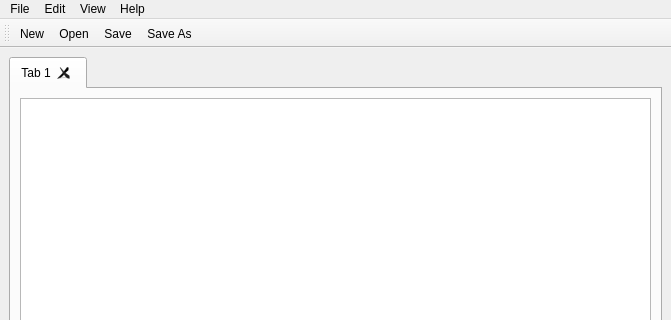
First picture: the form in editor.ui, repository Yovsky/Edito, before the edit; both pictures show x 0 to 671 and y 0 to 320 of the 671 by 622 pixel window.
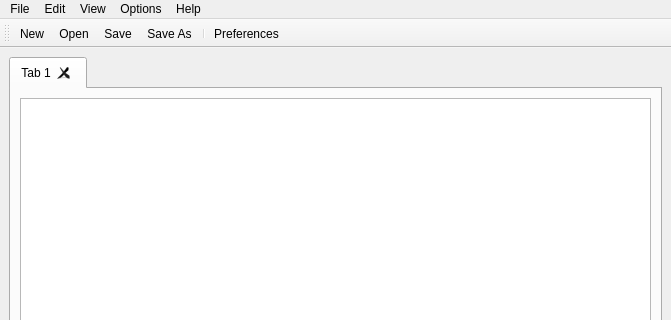
Second picture: the form after the edit. Icons and pictures are not drawn. Custom widgets are drawn as their Qt base class.

```diff
--- a/editor.ui
+++ b/editor.ui
@@ -86,9 +86,16 @@
      <string>Help</string>
     </property>
    </widget>
+   <widget class="QMenu" name="menuOptions">
+    <property name="title">
+     <string>Options</string>
+    </property>
+    <addaction name="actionPreferences"/>
+   </widget>
    <addaction name="menuFile"/>
    <addaction name="menuEdit"/>
    <addaction name="menuView"/>
+   <addaction name="menuOptions"/>
    <addaction name="menuHelp"/>
   </widget>
   <widget class="QStatusBar" name="statusbar">
@@ -125,6 +132,8 @@
    <addaction name="actionOpen"/>
    <addaction name="actionSave"/>
    <addaction name="actionSave_As"/>
+   <addaction name="separator"/>
+   <addaction name="actionPreferences"/>
   </widget>
   <action name="actionOpen">
    <property name="icon">
@@ -175,6 +184,15 @@
     <string>Ctrl+N</string>
    </property>
   </action>
+  <action name="actionPreferences">
+   <property name="icon">
+    <iconset resource="Resources.qrc">
+     <normaloff>:/icons/settings_w.png</normaloff>:/icons/settings_w.png</iconset>
+   </property>
+   <property name="text">
+    <string>Preferences</string>
+   </property>
+  </action>
  </widget>
  <customwidgets>
   <customwidget>
```
